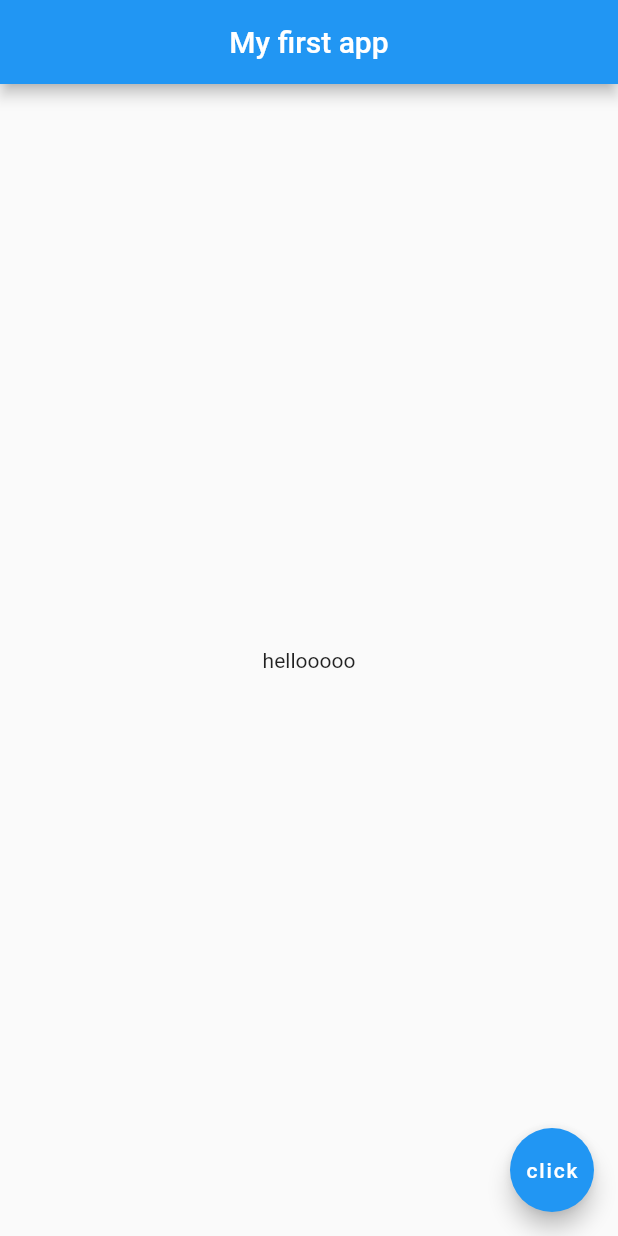
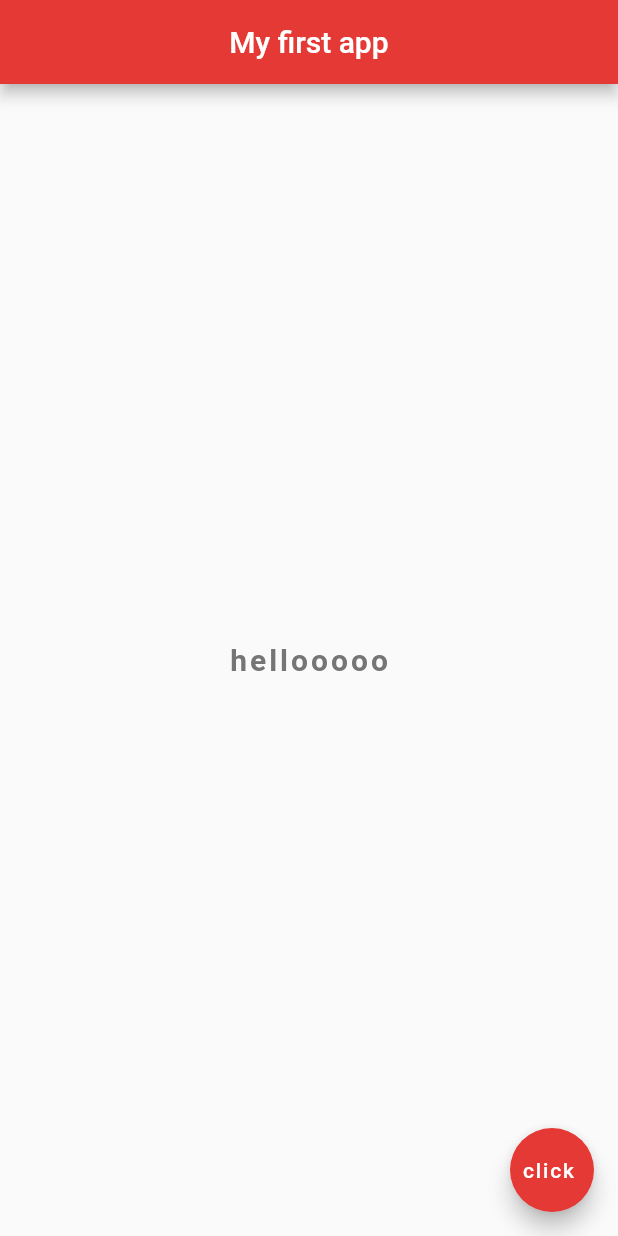
Before and after one commit to ISTE-VESIT-ORG/Flutter-2021, a Flutter app: the screen it shows after launch, on a phone screen of 412 x 824 dp. Run offline on Flutter 3.47's test engine with Material 2 defaults, Android fonts, the phone set to English and light mode, and no system bars.

```diff
--- a/lib/main.dart
+++ b/lib/main.dart
@@ -2,16 +2,37 @@ import 'package:flutter/material.dart';
 
 void main() {
   runApp(MaterialApp(
-      home: Scaffold(
+    home: Home(),
+  ));
+
+
+
+}
+class Home extends StatelessWidget {
+  @override
+  Widget build(BuildContext context) {
+    return  Scaffold(
           appBar: AppBar(
     title: Text('My first app'),
     centerTitle: true,
+    backgroundColor:Colors.red[600],
   ),
   body: Center(
-    child:Text('hellooooo'),
+    child:Text('hellooooo',
+    style: TextStyle(
+      fontSize: 20.0,
+      fontWeight: FontWeight.bold,
+      letterSpacing: 2.0,
+      color: Colors.grey[600],
+      fontFamily: 'Roboto',
+
+    ),),
   ),
   floatingActionButton: FloatingActionButton(
-    child:Text('click') ,
+    onPressed: (){},
+    child:Text('click ') ,
+    backgroundColor:Colors.red[600],
   ),
-  )));
+  );
+  }
 }
```
